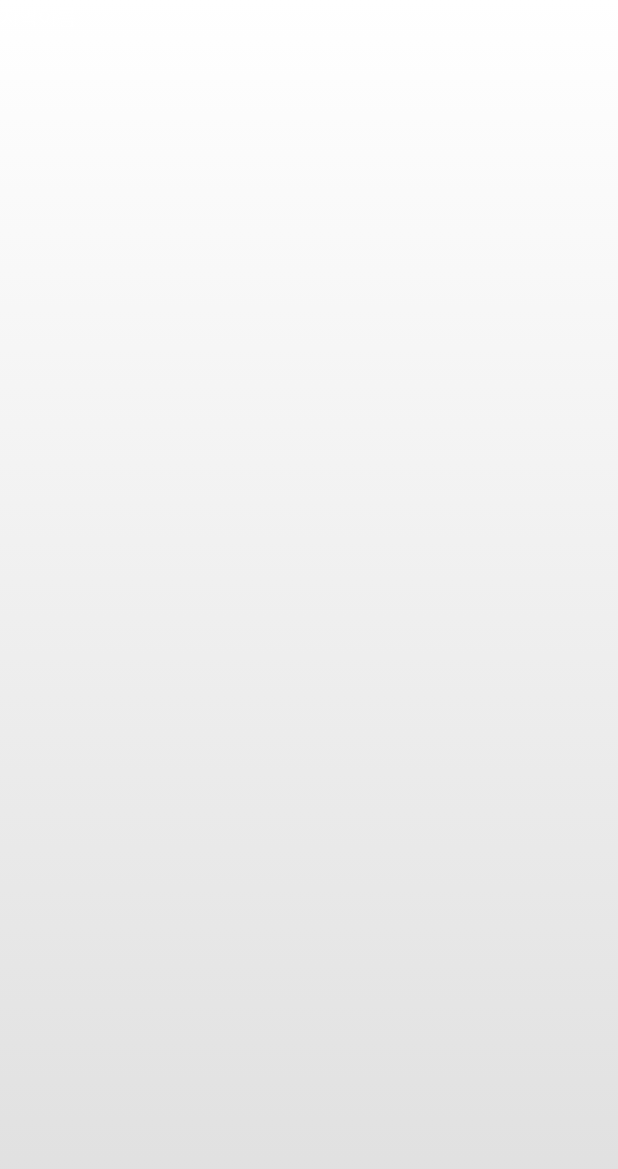
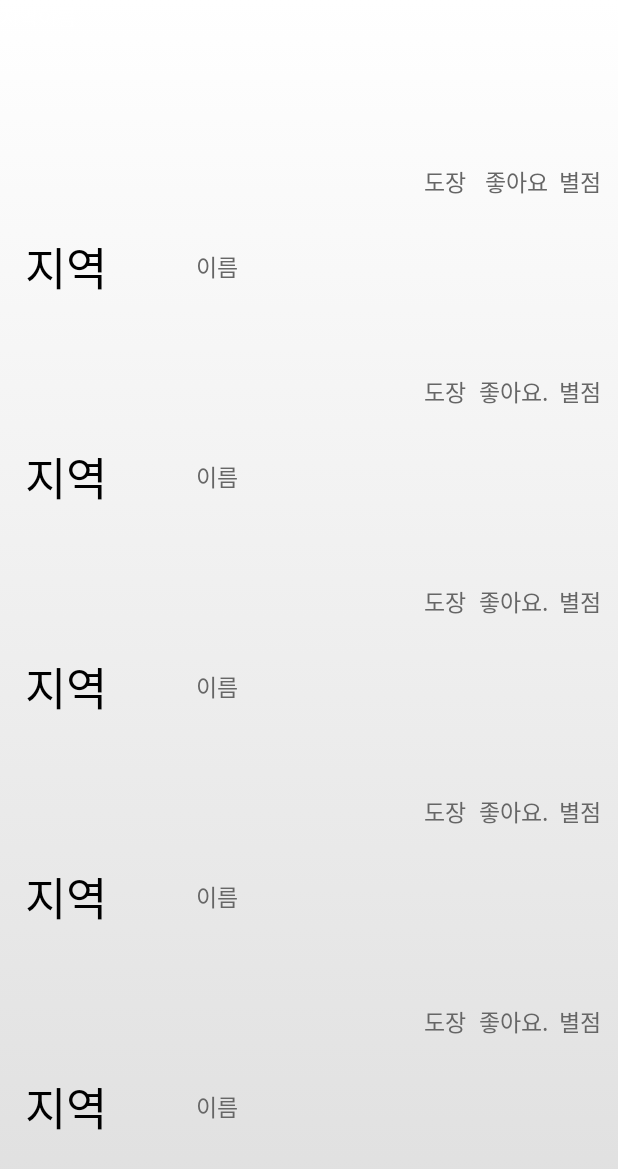
Before and after one commit to jongchanrim/Trappan2, an Android app: the SearchActivity screen opened directly, with no data from a screen before it, on a phone screen of 412 x 824 dp. Shown: the top 1169 px of the screen. Run offline under Robolectric (Android 15) with nearby library versions, the phone set to English and light mode, and no system bars; 2 statements that could not run were skipped.

Commit message:
검색 수평리스트, 알림리스트

```diff
--- a/app/src/main/java/kr/co/trappan/Activity/SearchActivity.java
+++ b/app/src/main/java/kr/co/trappan/Activity/SearchActivity.java
@@ -1,18 +1,64 @@
 package kr.co.trappan.Activity;
 
+import android.content.Context;
 import android.os.Bundle;
 import android.support.v7.app.AppCompatActivity;
 import android.content.Intent;
+import android.support.v7.widget.LinearLayoutManager;
+import android.support.v7.widget.RecyclerView;
+import android.widget.TextView;
 
+import java.util.ArrayList;
+
+import kr.co.trappan.Adapter.ListViewAdapter;
+import kr.co.trappan.Adapter.SearchListAdapter;
+import kr.co.trappan.Item.List_item;
+import kr.co.trappan.Item.SearchList_item;
 import kr.co.trappan.R;
+
+import static java.security.AccessController.getContext;
 
 /**
  * Created by thfad_000 on 2016-11-11.
  */
 
 public class SearchActivity extends AppCompatActivity {
+
+    Context context;
+    RecyclerView recyclerView;
+    RecyclerView.Adapter adapter;
+    RecyclerView.LayoutManager layoutManager;
+
     protected void onCreate(Bundle savedInstanceState) {
         super.onCreate(savedInstanceState);
         setContentView(R.layout.search);
+
+        context = getApplicationContext();
+        recyclerView = (RecyclerView) findViewById(R.id.search_list);
+        recyclerView.setHasFixedSize(true);
+
+        ArrayList<SearchList_item> items = new ArrayList<>();
+
+        items.add(new SearchList_item("지역","이름","별점","좋아요","도장"));
+        items.add(new SearchList_item("지역","이름","별점","좋아요.","도장"));
+        items.add(new SearchList_item("지역","이름","별점","좋아요.","도장"));
+        items.add(new SearchList_item("지역","이름","별점","좋아요.","도장"));
+        items.add(new SearchList_item("지역","이름","별점","좋아요.","도장"));
+
+
+        layoutManager = new LinearLayoutManager(this);
+        recyclerView.setLayoutManager(layoutManager);
+        adapter = new SearchListAdapter(this,items ,R.layout.search);
+        recyclerView.setAdapter(adapter);
+
+
+        //인텐트 값 가져오기
+        Intent intent = getIntent();
+        String regionName = intent.getStringExtra("title");
+
+        TextView region = (TextView)findViewById(R.id.search_name);
+        region.setText(regionName);
+
+
     }
 }
--- /dev/null
+++ b/app/src/main/java/kr/co/trappan/Adapter/SearchListAdapter.java
@@ -0,0 +1,85 @@
+package kr.co.trappan.Adapter;
+
+import android.content.Context;
+import android.support.v7.widget.RecyclerView;
+import android.view.LayoutInflater;
+import android.view.View;
+import android.view.ViewGroup;
+import android.widget.ImageView;
+import android.widget.TextView;
+
+import org.w3c.dom.Text;
+
+import java.util.List;
+
+import kr.co.trappan.Item.SearchList_item;
+import kr.co.trappan.R;
+
+import static android.support.v7.appcompat.R.id.image;
+
+/**
+ * Created by thfad_000 on 2016-11-11.
+ */
+
+public class SearchListAdapter extends RecyclerView.Adapter<SearchListAdapter.ViewHolder> {
+
+    Context context;
+    List<SearchList_item> items;
+    int item_layout;
+
+    public SearchListAdapter (Context context, List<SearchList_item> items, int item_layout) {
+        this.context=context;
+        this.items=items;
+        this.item_layout=item_layout;
+    }
+
+    @Override
+    public SearchListAdapter.ViewHolder onCreateViewHolder(ViewGroup parent, int viewType) {
+        View v= LayoutInflater.from(parent.getContext()).inflate(R.layout.item_search,parent,false);
+        SearchListAdapter.ViewHolder holder = new SearchListAdapter.ViewHolder(v);
+        return holder;
+    }
+
+    @Override
+    public void onBindViewHolder(SearchListAdapter.ViewHolder holder, int position) {
+
+        final SearchList_item item=items.get(position);
+
+        holder.region.setText(item.getRegion());
+        holder.space.setText(item.getSpace());
+        holder.star.setText(item.getStar());
+        holder.like.setText(item.getLike());
+        holder.stamp.setText(item.getStamp());
+
+    }
+
+    @Override
+    public int getItemCount() {
+        return this.items.size();
+    }
+
+    public class ViewHolder extends RecyclerView.ViewHolder {
+
+        TextView region;
+        TextView space;
+        TextView star;
+        TextView like;
+        TextView stamp;
+
+
+        public ViewHolder(View itemView) {
+            super(itemView);
+
+            region=(TextView)itemView.findViewById(R.id.search_region);
+            space = (TextView)itemView.findViewById(R.id.search_space);
+            star = (TextView)itemView.findViewById(R.id.search_star);
+            like = (TextView)itemView.findViewById(R.id.search_like);
+            stamp = (TextView)itemView.findViewById(R.id.search_stamp);
+        }
+    }
+
+    public void clear() {
+        items.clear();
+        notifyDataSetChanged();
+    }
+}
--- /dev/null
+++ b/app/src/main/java/kr/co/trappan/Item/SearchList_item.java
@@ -0,0 +1,41 @@
+package kr.co.trappan.Item;
+
+import android.graphics.drawable.Drawable;
+
+/**
+ * Created by thfad_000 on 2016-11-09.
+ */
+
+public class SearchList_item {
+
+    String region;
+    String space;
+    String star;
+    String like;
+    String stamp;
+
+    public String getRegion(){ return this.region; }
+    public String getSpace(){
+        return this.space;
+    }
+    public String getStar(){
+        return this.star;
+    }
+    public String getLike(){
+        return this.like;
+    }
+    public String getStamp(){
+        return this.stamp;
+    }
+
+    public SearchList_item( String region, String space, String star, String like, String stamp){
+
+        this.region=region;
+        this.space = space;
+        this.star = star;
+        this.like = like;
+        this.stamp = stamp;
+
+    }
+
+}
--- /dev/null
+++ b/app/src/main/res/layout/item_search.xml
@@ -0,0 +1,79 @@
+<?xml version="1.0" encoding="utf-8"?>
+<RelativeLayout xmlns:android="http://schemas.android.com/apk/res/android"
+    xmlns:card_view="http://schemas.android.com/apk/res-auto"
+    android:orientation="vertical"
+    android:layout_width="match_parent"
+    android:layout_height="140dip"
+    android:padding="1dip"
+    >
+    <!--
+    <ImageView
+        android:layout_width="70dip"
+        android:layout_height="70dip"
+        android:layout_weight="0.2"
+        android:layout_marginTop="5dip"
+        android:id="@+id/search_image"
+        android:src = "@drawable/gangwon"
+        />
+-->
+
+        <TextView
+            android:layout_width="wrap_content"
+            android:layout_height="wrap_content"
+            android:text="New"
+            android:id="@+id/search_region"
+            android:textSize="30dip"
+            android:textColor="#000000"
+            android:layout_weight="1"
+            android:layout_centerVertical="true"
+            android:gravity="center_vertical"
+            android:layout_marginLeft="15dip"
+            />
+
+        <TextView
+            android:layout_width="101dp"
+            android:layout_height="wrap_content"
+            android:text="New Text"
+            android:id="@+id/search_space"
+            android:textSize="15dip"
+            android:textColor="#666666"
+            android:layout_weight="5.75"
+            android:layout_centerVertical="true"
+            android:layout_toRightOf="@+id/search_region"
+            android:layout_marginLeft="59dp"
+            android:layout_marginStart="59dp"
+            android:layout_alignParentRight="true"
+            android:layout_alignParentEnd="true" />
+
+    <TextView
+        android:layout_width="wrap_content"
+        android:layout_height="wrap_content"
+        android:layout_alignParentRight="true"
+        android:text = "star"
+        android:textSize="15dip"
+        android:id = "@+id/search_star"
+        android:textColor = "#666666"
+        android:layout_marginRight= "10dip"/>
+
+    <TextView
+        android:layout_width="wrap_content"
+        android:layout_height="wrap_content"
+        android:layout_alignParentRight="true"
+        android:text = "star"
+        android:textColor = "#666666"
+        android:textSize="15dip"
+        android:id = "@+id/search_like"
+        android:layout_marginRight= "45dip"/>
+
+    <TextView
+        android:layout_width="wrap_content"
+        android:layout_height="wrap_content"
+        android:layout_alignParentRight="true"
+        android:text = "star"
+        android:textSize="15dip"
+        android:textColor = "#666666"
+        android:id = "@+id/search_stamp"
+        android:layout_marginRight= "100dip"/>
+
+
+</RelativeLayout>
```
